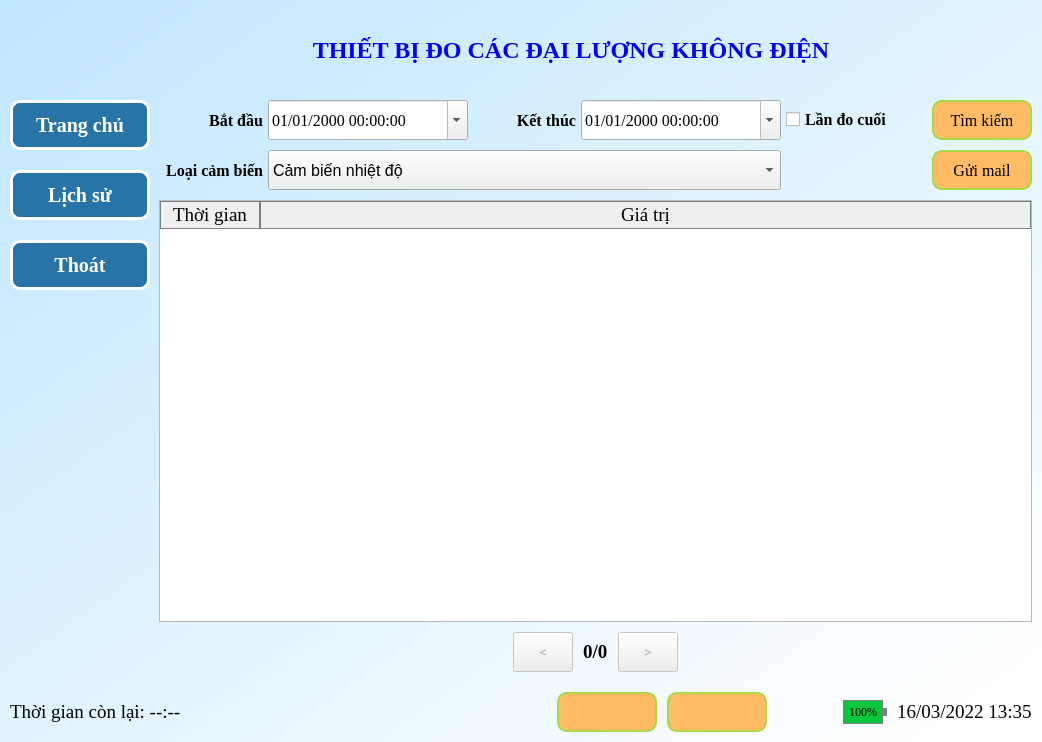
The window that iot.ui (sonmasterj/iot) describes before a commit, drawn with Qt 5.
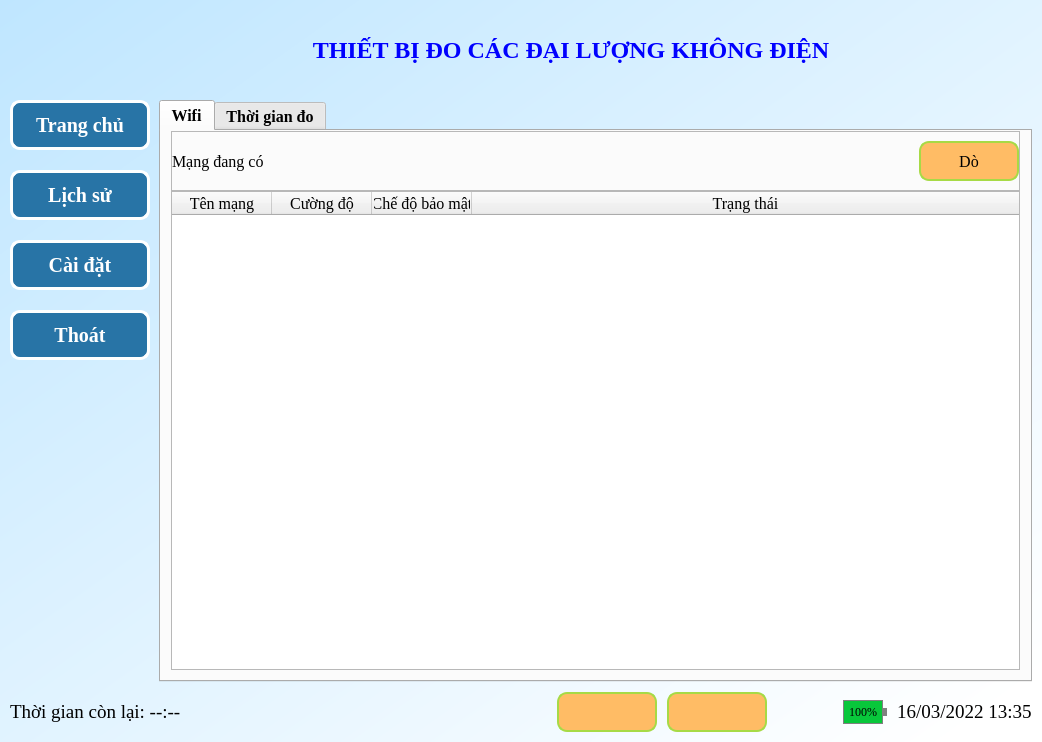
The same window after the commit. The open tabs and pages were chosen to show the change. Icons and pictures are not drawn.

Commit message: add setting page

Patch:
```diff
--- a/iot.ui
+++ b/iot.ui
@@ -273,6 +273,46 @@
             </property>
            </widget>
           </item>
+          <item>
+           <widget class="QPushButton" name="btn_setting">
+            <property name="minimumSize">
+             <size>
+              <width>140</width>
+              <height>50</height>
+             </size>
+            </property>
+            <property name="maximumSize">
+             <size>
+              <width>140</width>
+              <height>16777215</height>
+             </size>
+            </property>
+            <property name="font">
+             <font>
+              <family>Times New Roman</family>
+              <pointsize>15</pointsize>
+              <weight>75</weight>
+              <bold>true</bold>
+             </font>
+            </property>
+            <property name="styleSheet">
+             <string notr="true">QPushButton{
+background-color: rgb(40,116,166);
+border-radius:10px;
+border: 3px solid white;
+color:white;
+
+}
+QPushButton:hover{
+background-color: rgb(84,153,199);
+}
+</string>
+            </property>
+            <property name="text">
+             <string>Cài đặt</string>
+            </property>
+           </widget>
+          </item>
           <item>
            <widget class="QPushButton" name="btn_exit">
             <property name="sizePolicy">
@@ -343,7 +383,7 @@
 }</string>
          </property>
          <property name="currentIndex">
-          <number>11</number>
+          <number>12</number>
          </property>
          <widget class="QWidget" name="homePage">
           <property name="styleSheet">
@@ -3290,6 +3330,345 @@
            </item>
           </layout>
          </widget>
+         <widget class="QWidget" name="settingPage">
+          <property name="styleSheet">
+           <string notr="true">QWidget#settingPage{
+	background-color: transparent;
+}</string>
+          </property>
+          <layout class="QHBoxLayout" name="horizontalLayout_18">
+           <property name="spacing">
+            <number>0</number>
+           </property>
+           <property name="leftMargin">
+            <number>0</number>
+           </property>
+           <property name="topMargin">
+            <number>0</number>
+           </property>
+           <property name="rightMargin">
+            <number>0</number>
+           </property>
+           <property name="bottomMargin">
+            <number>0</number>
+           </property>
+           <item>
+            <widget class="QTabWidget" name="tabWidget">
+             <property name="font">
+              <font>
+               <family>Times New Roman</family>
+               <pointsize>12</pointsize>
+               <weight>75</weight>
+               <bold>true</bold>
+              </font>
+             </property>
+             <property name="autoFillBackground">
+              <bool>false</bool>
+             </property>
+             <property name="tabPosition">
+              <enum>QTabWidget::North</enum>
+             </property>
+             <property name="tabShape">
+              <enum>QTabWidget::Rounded</enum>
+             </property>
+             <property name="currentIndex">
+              <number>1</number>
+             </property>
+             <property name="iconSize">
+              <size>
+               <width>16</width>
+               <height>16</height>
+              </size>
+             </property>
+             <property name="elideMode">
+              <enum>Qt::ElideNone</enum>
+             </property>
+             <widget class="QWidget" name="wifiTab">
+              <property name="font">
+               <font>
+                <family>Times New Roman</family>
+                <pointsize>12</pointsize>
+               </font>
+              </property>
+              <property name="styleSheet">
+               <string notr="true"/>
+              </property>
+              <attribute name="title">
+               <string>Wifi</string>
+              </attribute>
+              <layout class="QVBoxLayout" name="verticalLayout_16">
+               <property name="spacing">
+                <number>0</number>
+               </property>
+               <property name="leftMargin">
+                <number>10</number>
+               </property>
+               <property name="topMargin">
+                <number>0</number>
+               </property>
+               <property name="rightMargin">
+                <number>10</number>
+               </property>
+               <property name="bottomMargin">
+                <number>10</number>
+               </property>
+               <item>
+                <widget class="QFrame" name="frame_8">
+                 <property name="frameShape">
+                  <enum>QFrame::StyledPanel</enum>
+                 </property>
+                 <property name="frameShadow">
+                  <enum>QFrame::Raised</enum>
+                 </property>
+                 <layout class="QHBoxLayout" name="horizontalLayout_19">
+                  <property name="leftMargin">
+                   <number>0</number>
+                  </property>
+                  <property name="rightMargin">
+                   <number>0</number>
+                  </property>
+                  <item>
+                   <widget class="QLabel" name="label_4">
+                    <property name="font">
+                     <font>
+                      <family>Times New Roman</family>
+                      <pointsize>12</pointsize>
+                     </font>
+                    </property>
+                    <property name="text">
+                     <string>Mạng đang có</string>
+                    </property>
+                   </widget>
+                  </item>
+                  <item>
+                   <widget class="QPushButton" name="btn_scan_wifi">
+                    <property name="minimumSize">
+                     <size>
+                      <width>0</width>
+                      <height>40</height>
+                     </size>
+                    </property>
+                    <property name="maximumSize">
+                     <size>
+                      <width>100</width>
+                      <height>40</height>
+                     </size>
+                    </property>
+                    <property name="baseSize">
+                     <size>
+                      <width>0</width>
+                      <height>0</height>
+                     </size>
+                    </property>
+                    <property name="font">
+                     <font>
+                      <family>Times New Roman</family>
+                      <pointsize>12</pointsize>
+                     </font>
+                    </property>
+                    <property name="styleSheet">
+                     <string notr="true">QPushButton{
+	background-color: #ffbc65;
+    border: 2px solid #a7da46;
+    border-radius:10px;
+}
+QPushButton:hover{
+background-color:#ffe5c4;
+}</string>
+                    </property>
+                    <property name="text">
+                     <string>Dò</string>
+                    </property>
+                   </widget>
+                  </item>
+                 </layout>
+                </widget>
+               </item>
+               <item>
+                <widget class="QTableWidget" name="tableWifi">
+                 <property name="font">
+                  <font>
+                   <family>Times New Roman</family>
+                   <pointsize>12</pointsize>
+                  </font>
+                 </property>
+                 <attribute name="horizontalHeaderStretchLastSection">
+                  <bool>true</bool>
+                 </attribute>
+                 <attribute name="verticalHeaderVisible">
+                  <bool>false</bool>
+                 </attribute>
+                 <column>
+                  <property name="text">
+                   <string>Tên mạng</string>
+                  </property>
+                  <property name="font">
+                   <font>
+                    <family>Times New Roman</family>
+                    <pointsize>12</pointsize>
+                   </font>
+                  </property>
+                 </column>
+                 <column>
+                  <property name="text">
+                   <string>Cường độ</string>
+                  </property>
+                  <property name="font">
+                   <font>
+                    <family>Times New Roman</family>
+                    <pointsize>12</pointsize>
+                   </font>
+                  </property>
+                 </column>
+                 <column>
+                  <property name="text">
+                   <string>Chế độ bảo mật</string>
+                  </property>
+                  <property name="font">
+                   <font>
+                    <family>Times New Roman</family>
+                    <pointsize>12</pointsize>
+                   </font>
+                  </property>
+                 </column>
+                 <column>
+                  <property name="text">
+                   <string>Trạng thái</string>
+                  </property>
+                  <property name="font">
+                   <font>
+                    <family>Times New Roman</family>
+                    <pointsize>12</pointsize>
+                   </font>
+                  </property>
+                 </column>
+                </widget>
+               </item>
+              </layout>
+             </widget>
+             <widget class="QWidget" name="timeTab">
+              <attribute name="title">
+               <string>Thời gian đo</string>
+              </attribute>
+              <layout class="QVBoxLayout" name="verticalLayout_17">
+               <property name="spacing">
+                <number>20</number>
+               </property>
+               <property name="leftMargin">
+                <number>10</number>
+               </property>
+               <property name="topMargin">
+                <number>20</number>
+               </property>
+               <property name="rightMargin">
+                <number>10</number>
+               </property>
+               <property name="bottomMargin">
+                <number>10</number>
+               </property>
+               <item>
+                <widget class="QLabel" name="label_13">
+                 <property name="font">
+                  <font>
+                   <family>Times New Roman</family>
+                   <pointsize>12</pointsize>
+                   <weight>50</weight>
+                   <bold>false</bold>
+                  </font>
+                 </property>
+                 <property name="styleSheet">
+                  <string notr="true"/>
+                 </property>
+                 <property name="text">
+                  <string>Thời gian đo (phút)</string>
+                 </property>
+                 <property name="alignment">
+                  <set>Qt::AlignLeading|Qt::AlignLeft|Qt::AlignVCenter</set>
+                 </property>
+                </widget>
+               </item>
+               <item>
+                <widget class="QComboBox" name="cb_measure_time">
+                 <property name="minimumSize">
+                  <size>
+                   <width>0</width>
+                   <height>40</height>
+                  </size>
+                 </property>
+                 <property name="maximumSize">
+                  <size>
+                   <width>300</width>
+                   <height>40</height>
+                  </size>
+                 </property>
+                 <property name="font">
+                  <font>
+                   <family>Times New Roman</family>
+                   <pointsize>12</pointsize>
+                  </font>
+                 </property>
+                </widget>
+               </item>
+               <item>
+                <widget class="QPushButton" name="btn_time_save">
+                 <property name="minimumSize">
+                  <size>
+                   <width>100</width>
+                   <height>40</height>
+                  </size>
+                 </property>
+                 <property name="maximumSize">
+                  <size>
+                   <width>300</width>
+                   <height>40</height>
+                  </size>
+                 </property>
+                 <property name="baseSize">
+                  <size>
+                   <width>0</width>
+                   <height>0</height>
+                  </size>
+                 </property>
+                 <property name="font">
+                  <font>
+                   <family>Times New Roman</family>
+                   <pointsize>12</pointsize>
+                  </font>
+                 </property>
+                 <property name="styleSheet">
+                  <string notr="true">QPushButton{
+	background-color: #ffbc65;
+    border: 2px solid #a7da46;
+    border-radius:10px;
+}
+QPushButton:hover{
+background-color:#ffe5c4;
+}</string>
+                 </property>
+                 <property name="text">
+                  <string>Lưu</string>
+                 </property>
+                </widget>
+               </item>
+               <item>
+                <spacer name="verticalSpacer_4">
+                 <property name="orientation">
+                  <enum>Qt::Vertical</enum>
+                 </property>
+                 <property name="sizeHint" stdset="0">
+                  <size>
+                   <width>20</width>
+                   <height>40</height>
+                  </size>
+                 </property>
+                </spacer>
+               </item>
+              </layout>
+             </widget>
+            </widget>
+           </item>
+          </layout>
+         </widget>
         </widget>
        </item>
       </layout>
```
